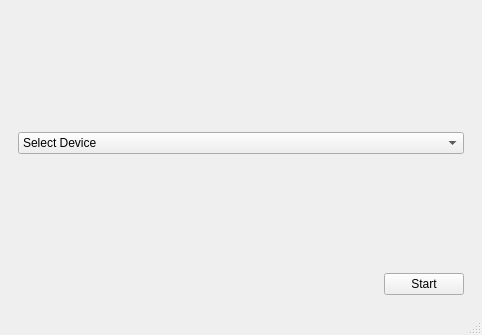
Above: designer/mainwindow.ui from timothy-lassiter/PoETester before the change. Below: the same form after it.
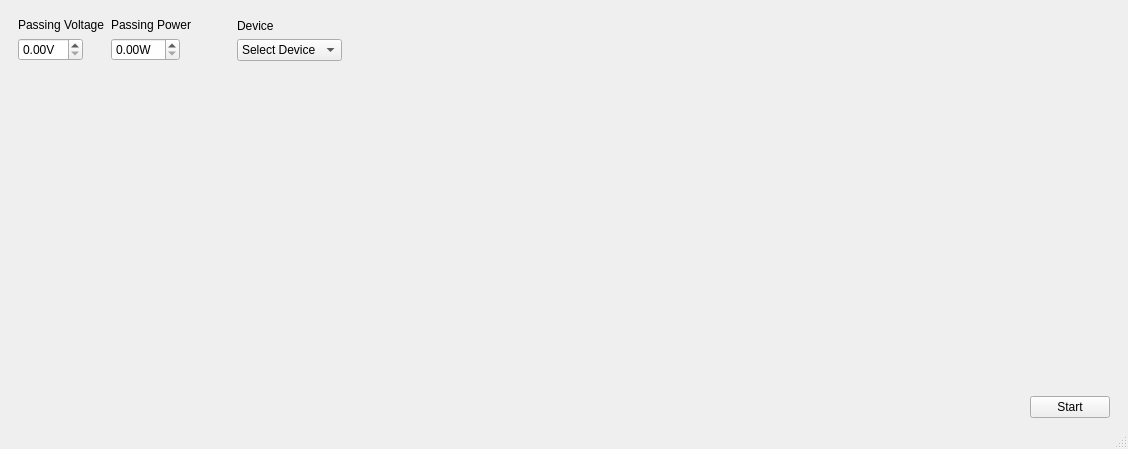
That is the form after the change. Icons and pictures are not drawn.

The edit to the form file:
```diff
--- a/designer/mainwindow.ui
+++ b/designer/mainwindow.ui
@@ -6,8 +6,8 @@
    <rect>
     <x>0</x>
     <y>0</y>
-    <width>482</width>
-    <height>335</height>
+    <width>1128</width>
+    <height>449</height>
    </rect>
   </property>
   <property name="windowTitle">
@@ -30,35 +30,141 @@
       <property name="currentIndex">
        <number>0</number>
       </property>
-      <widget class="QWidget" name="page">
-       <layout class="QVBoxLayout" name="verticalLayout_2">
+      <widget class="QWidget" name="device_selection_page">
+       <layout class="QVBoxLayout" name="verticalLayout_7">
+        <property name="bottomMargin">
+         <number>0</number>
+        </property>
         <item>
-         <spacer name="verticalSpacer_2">
-          <property name="orientation">
-           <enum>Qt::Orientation::Vertical</enum>
+         <layout class="QHBoxLayout" name="horizontalLayout_2">
+          <property name="topMargin">
+           <number>0</number>
           </property>
-          <property name="sizeHint" stdset="0">
-           <size>
-            <width>20</width>
-            <height>40</height>
-           </size>
-          </property>
-         </spacer>
-        </item>
-        <item>
-         <widget class="QComboBox" name="device_combobox">
-          <property name="sizePolicy">
-           <sizepolicy hsizetype="Preferred" vsizetype="Fixed">
-            <horstretch>0</horstretch>
-            <verstretch>0</verstretch>
-           </sizepolicy>
-          </property>
           <item>
-           <property name="text">
-            <string>Select Device</string>
-           </property>
+           <layout class="QVBoxLayout" name="verticalLayout_2">
+            <property name="sizeConstraint">
+             <enum>QLayout::SizeConstraint::SetMaximumSize</enum>
+            </property>
+            <item>
+             <widget class="QLabel" name="label">
+              <property name="sizePolicy">
+               <sizepolicy hsizetype="Maximum" vsizetype="Maximum">
+                <horstretch>0</horstretch>
+                <verstretch>0</verstretch>
+               </sizepolicy>
+              </property>
+              <property name="text">
+               <string>Passing Voltage</string>
+              </property>
+             </widget>
+            </item>
+            <item>
+             <widget class="QDoubleSpinBox" name="passing_voltage_input">
+              <property name="sizePolicy">
+               <sizepolicy hsizetype="Maximum" vsizetype="Fixed">
+                <horstretch>0</horstretch>
+                <verstretch>0</verstretch>
+               </sizepolicy>
+              </property>
+              <property name="suffix">
+               <string>V</string>
+              </property>
+             </widget>
+            </item>
+           </layout>
           </item>
-         </widget>
+          <item>
+           <layout class="QVBoxLayout" name="verticalLayout_5">
+            <property name="sizeConstraint">
+             <enum>QLayout::SizeConstraint::SetMaximumSize</enum>
+            </property>
+            <item>
+             <widget class="QLabel" name="label_2">
+              <property name="sizePolicy">
+               <sizepolicy hsizetype="Maximum" vsizetype="Maximum">
+                <horstretch>0</horstretch>
+                <verstretch>0</verstretch>
+               </sizepolicy>
+              </property>
+              <property name="text">
+               <string>Passing Power</string>
+              </property>
+             </widget>
+            </item>
+            <item>
+             <widget class="QDoubleSpinBox" name="passing_power_input">
+              <property name="sizePolicy">
+               <sizepolicy hsizetype="Maximum" vsizetype="Fixed">
+                <horstretch>0</horstretch>
+                <verstretch>0</verstretch>
+               </sizepolicy>
+              </property>
+              <property name="suffix">
+               <string>W</string>
+              </property>
+             </widget>
+            </item>
+           </layout>
+          </item>
+          <item>
+           <spacer name="horizontalSpacer_2">
+            <property name="orientation">
+             <enum>Qt::Orientation::Horizontal</enum>
+            </property>
+            <property name="sizeType">
+             <enum>QSizePolicy::Policy::Fixed</enum>
+            </property>
+            <property name="sizeHint" stdset="0">
+             <size>
+              <width>40</width>
+              <height>20</height>
+             </size>
+            </property>
+           </spacer>
+          </item>
+          <item>
+           <layout class="QVBoxLayout" name="verticalLayout_6">
+            <property name="sizeConstraint">
+             <enum>QLayout::SizeConstraint::SetMaximumSize</enum>
+            </property>
+            <item>
+             <widget class="QLabel" name="label_3">
+              <property name="text">
+               <string>Device</string>
+              </property>
+             </widget>
+            </item>
+            <item>
+             <widget class="QComboBox" name="device_combobox">
+              <property name="sizePolicy">
+               <sizepolicy hsizetype="Maximum" vsizetype="Fixed">
+                <horstretch>0</horstretch>
+                <verstretch>0</verstretch>
+               </sizepolicy>
+              </property>
+              <item>
+               <property name="text">
+                <string>Select Device</string>
+               </property>
+              </item>
+             </widget>
+            </item>
+           </layout>
+          </item>
+          <item>
+           <spacer name="horizontalSpacer_3">
+            <property name="orientation">
+             <enum>Qt::Orientation::Horizontal</enum>
+            </property>
+            <property name="sizeHint" stdset="0">
+             <size>
+              <width>40</width>
+              <height>20</height>
+             </size>
+            </property>
+           </spacer>
+          </item>
+         </layout>
         </item>
         <item>
          <spacer name="verticalSpacer">
@@ -74,7 +180,10 @@
          </spacer>
         </item>
         <item>
-         <layout class="QHBoxLayout" name="horizontalLayout">
+         <layout class="QHBoxLayout" name="horizontalLayout_3">
+          <property name="topMargin">
+           <number>0</number>
+          </property>
           <item>
            <spacer name="horizontalSpacer">
             <property name="orientation">
@@ -90,6 +199,12 @@
           </item>
           <item>
            <widget class="QPushButton" name="continue_button">
+            <property name="sizePolicy">
+             <sizepolicy hsizetype="Fixed" vsizetype="Fixed">
+              <horstretch>0</horstretch>
+              <verstretch>0</verstretch>
+             </sizepolicy>
+            </property>
             <property name="text">
              <string>Start</string>
             </property>
```
Left out of the diff: 42 changed lines with no effect on the pictures.
